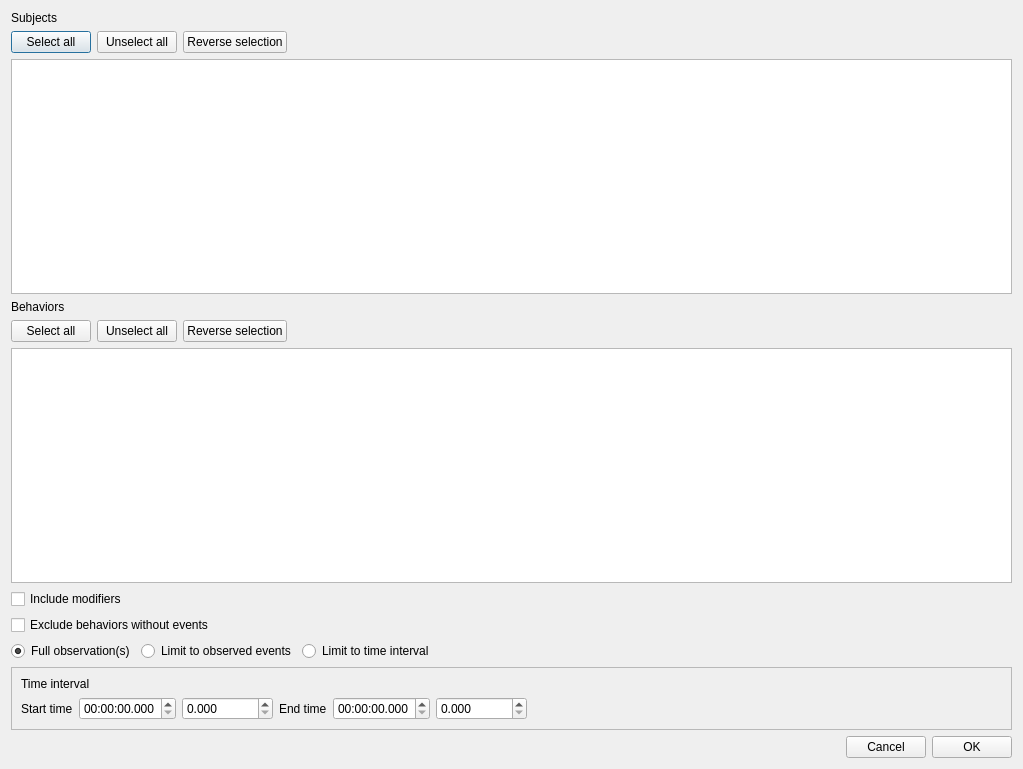
Qt form param_panel.ui (olivierfriard/BORIS) before a commit.
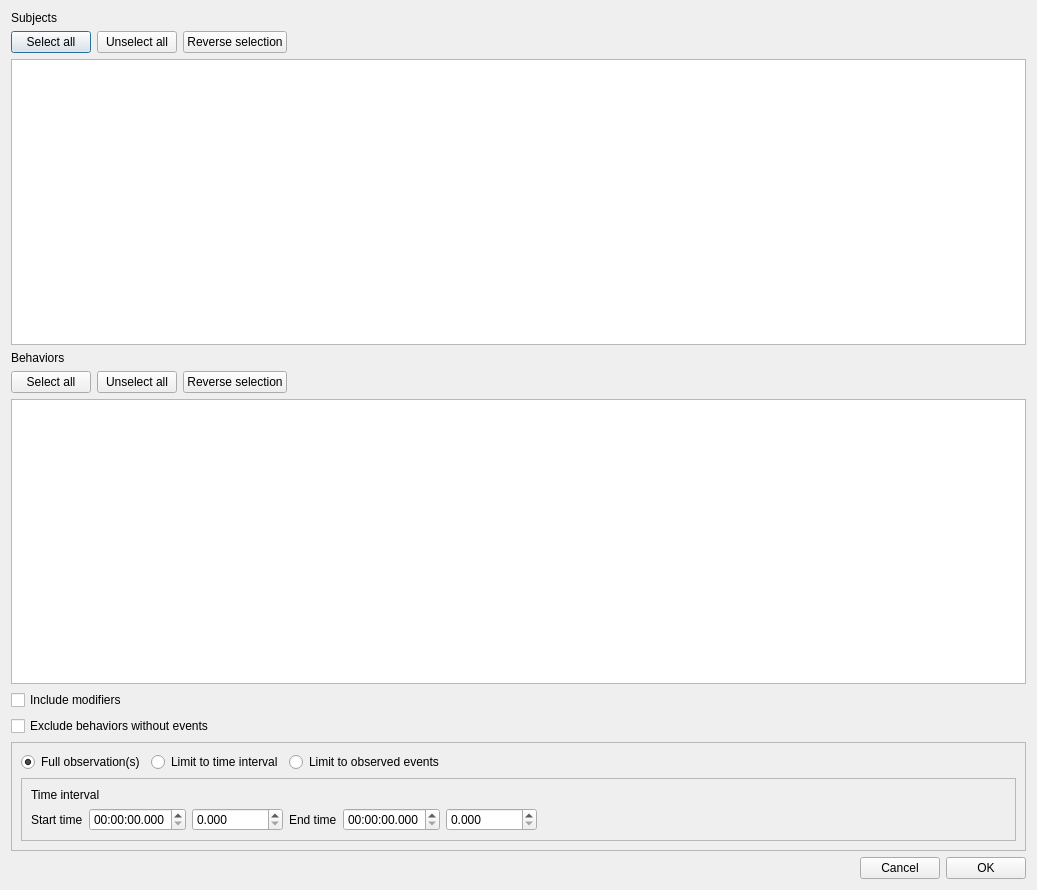
The same form after that commit.

Commit message: improved time budget

```diff
--- a/param_panel.ui
+++ b/param_panel.ui
@@ -6,8 +6,8 @@
    <rect>
     <x>0</x>
     <y>0</y>
-    <width>1023</width>
-    <height>769</height>
+    <width>1037</width>
+    <height>890</height>
    </rect>
   </property>
   <property name="windowTitle">
@@ -15,8 +15,6 @@
   </property>
   <layout class="QVBoxLayout" name="verticalLayout_4">
    <item>
-    <layout class="QVBoxLayout" name="verticalLayout_3">
-     <item>
       <widget class="QLabel" name="lbSubjects">
        <property name="text">
         <string>Subjects</string>
@@ -127,6 +125,15 @@
       </widget>
      </item>
      <item>
+    <widget class="QFrame" name="frm_time">
+     <property name="frameShape">
+      <enum>QFrame::StyledPanel</enum>
+     </property>
+     <property name="frameShadow">
+      <enum>QFrame::Raised</enum>
+     </property>
+     <layout class="QVBoxLayout" name="verticalLayout_3">
+      <item>
       <layout class="QHBoxLayout" name="horizontalLayout_5">
        <item>
         <widget class="QRadioButton" name="rb_full">
@@ -138,13 +145,6 @@
          </property>
         </widget>
        </item>
-       <item>
-        <widget class="QRadioButton" name="rb_limit">
-         <property name="text">
-          <string>Limit to observed events</string>
-         </property>
-        </widget>
-       </item>
        <item>
         <widget class="QRadioButton" name="rb_interval">
          <property name="text">
@@ -152,6 +152,13 @@
          </property>
         </widget>
        </item>
+        <item>
+         <widget class="QRadioButton" name="rb_limit">
+          <property name="text">
+           <string>Limit to observed events</string>
+          </property>
+         </widget>
+        </item>
        <item>
         <spacer name="horizontalSpacer_3">
          <property name="orientation">
@@ -255,6 +262,9 @@
        </layout>
       </widget>
      </item>
+     </layout>
+    </widget>
+   </item>
      <item>
       <layout class="QHBoxLayout" name="horizontalLayout_2">
        <item>
@@ -283,8 +293,6 @@
           <string>OK</string>
          </property>
         </widget>
-       </item>
-      </layout>
      </item>
     </layout>
    </item>
```
Lines whose indentation alone changed are shown as unchanged. The commit also changes 3 other files.
